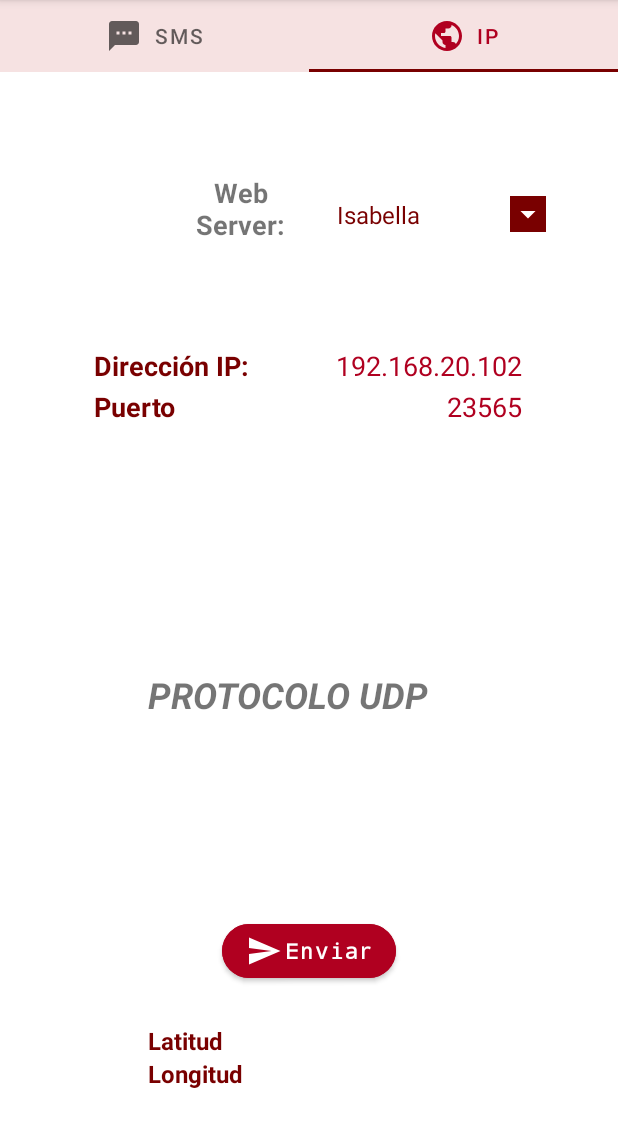
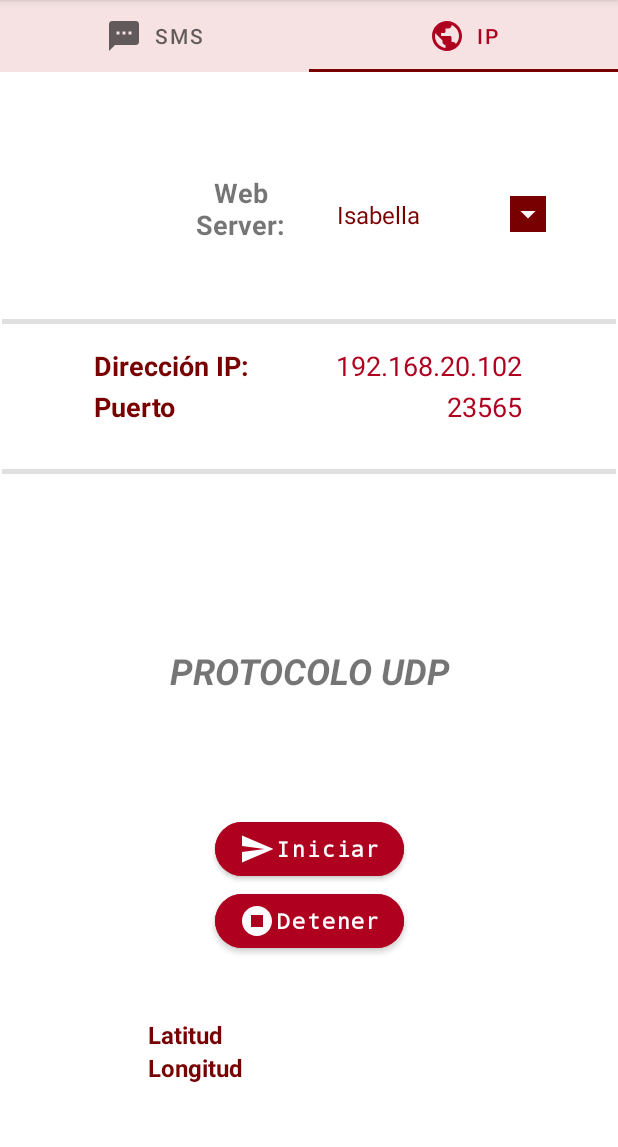
Before and after one commit to HectorND15/DisElect_P1, an Android app: the screen it shows after launch (MainActivity), tab 2 chosen, on a phone screen of 412 x 824 dp, the part 75-1222 px from its top. Run offline under Robolectric (Android 15) with nearby library versions, the phone set to English and light mode, and no system bars.

Commit message:
Cambio de Activities por Fragmentos para no sobrecargar la app, cambio en la estética y próximo a ajustar simplemente UDP 1.1

```diff
--- a/SMSGPS/app/src/main/java/com/example/sms_gps/SecondFragment.java
+++ b/SMSGPS/app/src/main/java/com/example/sms_gps/SecondFragment.java
@@ -1,4 +1,6 @@
 package com.example.sms_gps;
+
+import static java.lang.Thread.sleep;
 
 import android.Manifest;
 import android.content.Context;
@@ -16,6 +18,7 @@ import android.view.ViewGroup;
 import android.widget.AdapterView;
 import android.widget.ArrayAdapter;
 import android.widget.AutoCompleteTextView;
+import android.widget.Button;
 import android.widget.CheckBox;
 import android.widget.EditText;
 import android.widget.Spinner;
@@ -77,10 +80,10 @@ public class SecondFragment extends Fragment {
     private TextView tvLongitude1;
     private TextView tvIpNum;
     private TextView tvPorNum;
-    private EditText ipAddress;
     private LocationManager locationManager1;
     private Spinner spinner;
-    SecondFragment.TCP myThreadTcp;
+    private Button enviar2;
+    private Button stop;
 
 
     //LocationIP.TCP myThreadTcp;
@@ -94,9 +97,48 @@ public class SecondFragment extends Fragment {
 
         tvLatitude1 = root.findViewById(R.id.tvLatitude);
         tvLongitude1 = root.findViewById(R.id.tvLongitude);
-        ipAddress = root.findViewById(R.id.ipAddress);
         tvIpNum = root.findViewById(R.id.ipValue);
         tvPorNum = root.findViewById(R.id.portValue);
+
+        enviar2 = root.findViewById(R.id.send);
+        enviar2.setOnClickListener(new View.OnClickListener() {
+            @Override
+            public void onClick(View view) {
+                while (true) {
+                    GetLatLon();
+                    String host = tvIpNum.getText().toString().trim();
+                    String portString = tvPorNum.getText().toString().trim();
+                    if (!host.matches("") || !portString.matches("")) {
+                        String msg = "\nlat: " + tvLatitude1.getText().toString() + "\nlon: " + tvLongitude1.getText().toString();
+                        int port = Integer.parseInt(portString);
+
+                        udpMsg = new UDP(host, port);
+                        try {
+                            udpMsg.execute(msg);
+                        } catch (Exception e) {
+                            e.printStackTrace();
+                            Toast.makeText(getContext(), "ERROR al enviar UDP", Toast.LENGTH_SHORT).show();
+                            break;
+                        }
+                        try {
+                            sleep(3000);
+                        } catch (InterruptedException e) {
+                            e.printStackTrace();
+                        }
+                    } else {
+                        Toast.makeText(getContext(), "Digite IP y Puerto", Toast.LENGTH_SHORT).show();
+                    }
+                }
+            }
+        });;
+
+        stop = root.findViewById(R.id.send2);
+        stop.setOnClickListener(new View.OnClickListener() {
+            @Override
+            public void onClick(View view) {
+                Toast.makeText(getContext(), "Envío detenido", Toast.LENGTH_SHORT).show();
+            }
+        });
 
         spinner = root.findViewById(R.id.spinner1);
         String [] webServers = {
@@ -113,7 +155,7 @@ public class SecondFragment extends Fragment {
                     tvIpNum.setText("192.168.20.102");
                     tvPorNum.setText("23565");
                 }else if (spinnerValue=="Héctor"){
-                    tvIpNum.setText("192.168.20.115");
+                    tvIpNum.setText("10.20.42.157");
                     tvPorNum.setText("44444");
                 }
             }
@@ -124,8 +166,6 @@ public class SecondFragment extends Fragment {
             }
         });
 
-        myThreadTcp = new TCP();
-        new Thread(myThreadTcp).start();
         locationManager1 = (LocationManager) getContext().getSystemService(Context.LOCATION_SERVICE);
         return root;
     }
@@ -159,41 +199,6 @@ public class SecondFragment extends Fragment {
         // Register the listener with the location manager to receive location updates
         int permissionCheck = ContextCompat.checkSelfPermission(getContext(), Manifest.permission.ACCESS_FINE_LOCATION);
         locationManager1.requestLocationUpdates(LocationManager.NETWORK_PROVIDER, 0, 0, locationListener);
-
     }
 
-    private class TCP implements Runnable {
-
-        private volatile String msg="";
-        Socket socket;
-        DataOutputStream dos;
-        private volatile int port;
-        private volatile String host="";
-
-
-        @Override
-        public void run() {
-            try {
-                socket = new Socket(host,port);
-                dos = new DataOutputStream(socket.getOutputStream());
-                dos.writeUTF(msg);
-                dos.close();
-                dos.flush();
-                socket.close();
-            } catch (IOException e) {
-                e.printStackTrace();
-            }
-        }
-
-        public void sendMsgTcp(String msg, String host, int port){
-            this.msg = msg;
-            this.host = host;
-            this.port = port;
-            run();
-        }
-    }
-
-
-
-
 }
--- /dev/null
+++ b/SMSGPS/app/src/main/res/drawable/stop_circle.xml
@@ -0,0 +1,6 @@
+<vector android:height="24dp" android:tint="#FFFFFF"
+    android:viewportHeight="24" android:viewportWidth="24"
+    android:width="24dp" xmlns:android="http://schemas.android.com/apk/res/android">
+    <path android:fillColor="@android:color/white"
+        android:fillType="evenOdd" android:pathData="M8,16h8V8H8V16zM12,2C6.48,2 2,6.48 2,12s4.48,10 10,10s10,-4.48 10,-10S17.52,2 12,2L12,2z"/>
+</vector>
--- a/SMSGPS/app/src/main/res/layout/ip_fragment.xml
+++ b/SMSGPS/app/src/main/res/layout/ip_fragment.xml
@@ -101,11 +101,12 @@
             android:id="@+id/textView13"
             android:layout_width="215dp"
             android:layout_height="35dp"
-            android:layout_marginBottom="128dp"
+            android:layout_marginBottom="124dp"
             android:text="@string/protocol"
+            android:textAlignment="center"
             android:textSize="24sp"
             android:textStyle="bold|italic"
-            app:layout_constraintBottom_toTopOf="@+id/send"
+            app:layout_constraintBottom_toBottomOf="@+id/send"
             app:layout_constraintEnd_toEndOf="parent"
             app:layout_constraintStart_toStartOf="parent" />
 
@@ -113,7 +114,7 @@
             android:id="@+id/send"
             android:layout_width="wrap_content"
             android:layout_height="wrap_content"
-            android:layout_marginBottom="116dp"
+            android:layout_marginBottom="184dp"
             android:backgroundTint="@color/secondaryColor"
             android:fontFamily="monospace"
 
@@ -129,6 +130,28 @@
             app:layout_constraintBottom_toBottomOf="parent"
             app:layout_constraintEnd_toEndOf="parent"
             app:layout_constraintStart_toStartOf="parent" />
+
+        <Button
+            android:id="@+id/send2"
+            android:layout_width="wrap_content"
+            android:layout_height="wrap_content"
+            android:layout_marginBottom="136dp"
+            android:backgroundTint="@color/secondaryColor"
+
+            android:fontFamily="monospace"
+            android:onClick="pushed1"
+            android:text="@string/txt_button1"
+            android:textAllCaps="false"
+            android:textColor="#FFFFFF"
+            android:textStyle="bold"
+            android:typeface="normal"
+            app:cornerRadius="30dp"
+            app:icon="@drawable/stop_circle"
+            app:iconPadding="@dimen/cardview_compat_inset_shadow"
+            app:layout_constraintBottom_toBottomOf="parent"
+            app:layout_constraintEnd_toEndOf="parent"
+            app:layout_constraintStart_toStartOf="parent"
+            app:layout_constraintTop_toBottomOf="@+id/send" />
 
         <TableLayout
             android:id="@+id/tableLayout1"
@@ -189,6 +212,28 @@
 
         </TableLayout>
 
+        <View
+            android:id="@+id/divider"
+            android:layout_width="409dp"
+            android:layout_height="3dp"
+            android:background="?android:attr/listDivider"
+            app:layout_constraintBottom_toTopOf="@+id/tableLayout"
+            app:layout_constraintEnd_toEndOf="parent"
+            app:layout_constraintStart_toStartOf="parent"
+            app:layout_constraintTop_toBottomOf="@+id/textView3"
+            app:layout_constraintVertical_bias="0.746" />
+
+        <View
+            android:id="@+id/divider2"
+            android:layout_width="409dp"
+            android:layout_height="3dp"
+            android:background="?android:attr/listDivider"
+            app:layout_constraintBottom_toTopOf="@+id/textView13"
+            app:layout_constraintEnd_toEndOf="parent"
+            app:layout_constraintStart_toStartOf="parent"
+            app:layout_constraintTop_toBottomOf="@+id/tableLayout"
+            app:layout_constraintVertical_bias="0.136" />
+
     </androidx.constraintlayout.widget.ConstraintLayout>
 
 
--- a/SMSGPS/app/src/main/res/layout/sms_fragment.xml
+++ b/SMSGPS/app/src/main/res/layout/sms_fragment.xml
@@ -108,7 +108,6 @@
             android:layout_marginBottom="212dp"
             android:backgroundTint="@color/secondaryColor"
             android:fontFamily="monospace"
-            android:onClick="pushed"
             android:text="@string/txt_button"
 
             android:textAllCaps="false"
--- a/SMSGPS/app/src/main/res/values/strings.xml
+++ b/SMSGPS/app/src/main/res/values/strings.xml
@@ -1,6 +1,7 @@
 <resources>
     <string name="app_name">GPS Logging</string>
-    <string name="txt_button">Enviar</string>
+    <string name="txt_button">Iniciar</string>
+    <string name="txt_button1">Detener</string>
     <string name="txt_phone_number">Número de Teléfono</string>
     <string name="latitud_txt">Latitud</string>
     <string name="longitud_txt">Longitud</string>
```
